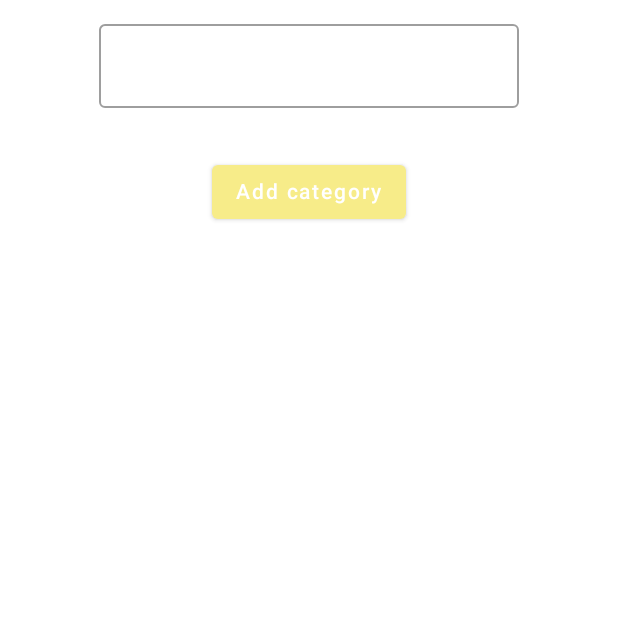
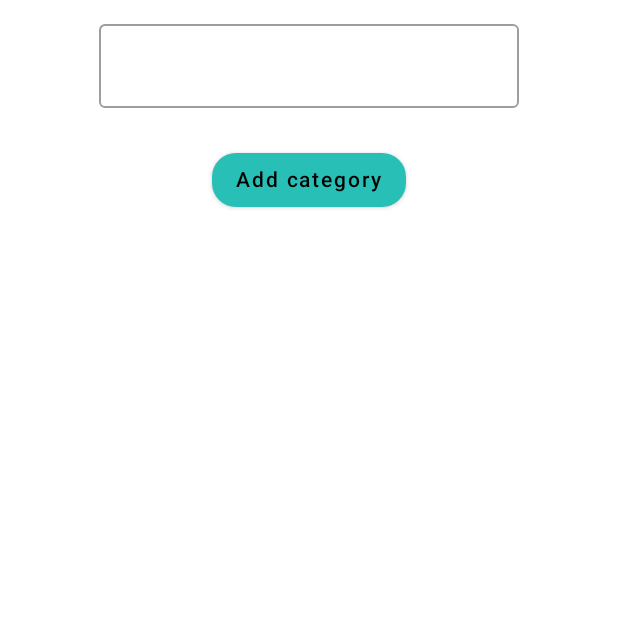
Before and after one commit to leonidaas/Tada, an Android app built with Jetpack Compose: the composable AddCategoryScreen shown on its own in the app's theme, on a phone screen of 412 x 824 dp, the top half of it. Run offline under Robolectric (Android 15) with nearby library versions, the phone set to English and light mode, and no system bars; our stand-ins replace Dagger/Hilt's generated code, Room's generated code, accompanist; 3 statements that could not run were skipped.

Commit message:
Properly styled bottomSheet

```diff
--- a/app/src/main/AndroidManifest.xml
+++ b/app/src/main/AndroidManifest.xml
@@ -14,7 +14,8 @@
             android:name=".MainActivity"
             android:exported="true"
             android:label="@string/app_name"
-            android:theme="@style/Theme.Tada.NoActionBar">
+            android:theme="@style/Theme.Tada.NoActionBar"
+            android:windowSoftInputMode="adjustResize">
             <intent-filter>
                 <action android:name="android.intent.action.MAIN" />
 
--- a/app/src/main/java/com/example/tada/MainActivity.kt
+++ b/app/src/main/java/com/example/tada/MainActivity.kt
@@ -3,6 +3,7 @@ package com.example.tada
 import android.os.Bundle
 import androidx.activity.ComponentActivity
 import androidx.activity.compose.setContent
+import androidx.compose.material.ExperimentalMaterialApi
 import androidx.compose.material.MaterialTheme
 import androidx.compose.material.Surface
 import androidx.compose.material.Text
@@ -13,13 +14,16 @@ import com.google.accompanist.insets.ProvideWindowInsets
 import com.google.accompanist.navigation.material.ExperimentalMaterialNavigationApi
 import dagger.hilt.android.AndroidEntryPoint
 
+@ExperimentalMaterialApi
 @ExperimentalMaterialNavigationApi
 @AndroidEntryPoint
 class MainActivity : ComponentActivity() {
     override fun onCreate(savedInstanceState: Bundle?) {
         super.onCreate(savedInstanceState)
         setContent {
-            ProvideWindowInsets {
+            ProvideWindowInsets(
+                windowInsetsAnimationsEnabled = true
+            ) {
                 TadaTheme {
                     Navigation()
                 }
--- a/app/src/main/java/com/example/tada/screens/add/AddCategoryComposition.kt
+++ b/app/src/main/java/com/example/tada/screens/add/AddCategoryComposition.kt
@@ -1,19 +1,25 @@
 package com.example.tada.screens
 
+import androidx.compose.foundation.background
+import androidx.compose.foundation.border
+import androidx.compose.foundation.layout.Box
 import androidx.compose.foundation.layout.Column
 import androidx.compose.foundation.layout.fillMaxWidth
 import androidx.compose.foundation.layout.padding
-import androidx.compose.material.Button
-import androidx.compose.material.OutlinedTextField
-import androidx.compose.material.Text
+import androidx.compose.foundation.shape.RoundedCornerShape
+import androidx.compose.material.*
 import androidx.compose.runtime.*
 import androidx.compose.ui.Alignment
 import androidx.compose.ui.Modifier
+import androidx.compose.ui.draw.clip
+import androidx.compose.ui.graphics.Color
+import androidx.compose.ui.graphics.RectangleShape
 import androidx.compose.ui.unit.dp
 import androidx.hilt.navigation.compose.hiltViewModel
 import com.example.tada.screens.add.AddCategoryViewModel
 import com.google.accompanist.insets.imePadding
 
+@ExperimentalMaterialApi
 @Composable
 fun AddCategoryScreen(
     viewModel: AddCategoryViewModel = hiltViewModel(),
@@ -35,9 +41,13 @@ fun AddCategoryScreen(
             viewModel.onCategoryTitleChange(it)
         }
         Button(
+            shape = RoundedCornerShape(16.dp),
             modifier = Modifier
                 .align(Alignment.CenterHorizontally)
-                .padding(32.dp),
+                .padding(24.dp),
+            colors = ButtonDefaults.buttonColors(
+                backgroundColor = MaterialTheme.colors.secondary
+            ),
             onClick = {
                 viewModel.addCategory(name)
                 onCategoryAdd.invoke()
@@ -46,6 +56,8 @@ fun AddCategoryScreen(
             Text("Add category")
         }
     }
+
+
 }
 
 @Composable
@@ -56,6 +68,10 @@ fun TextInput(
 ) {
     OutlinedTextField(
         modifier = modifier,
+        colors = TextFieldDefaults.outlinedTextFieldColors(
+            cursorColor = MaterialTheme.colors.secondary,
+            focusedBorderColor = MaterialTheme.colors.secondary
+        ),
         value = text,
         onValueChange = onCategoryTitleChange
     )
--- a/app/src/main/java/com/example/tada/ui/theme/Shape.kt
+++ b/app/src/main/java/com/example/tada/ui/theme/Shape.kt
@@ -1,5 +1,6 @@
 package com.example.tada.ui.theme
 
+import android.graphics.drawable.shapes.Shape
 import androidx.compose.foundation.shape.RoundedCornerShape
 import androidx.compose.material.Shapes
 import androidx.compose.ui.unit.dp
```
Also changed, not shown: app/src/main/java/com/example/tada/Navigation.kt (+9 -2 lines), app/src/main/java/com/example/tada/screens/detail/DetailScreen.kt (+0 -8 lines).
